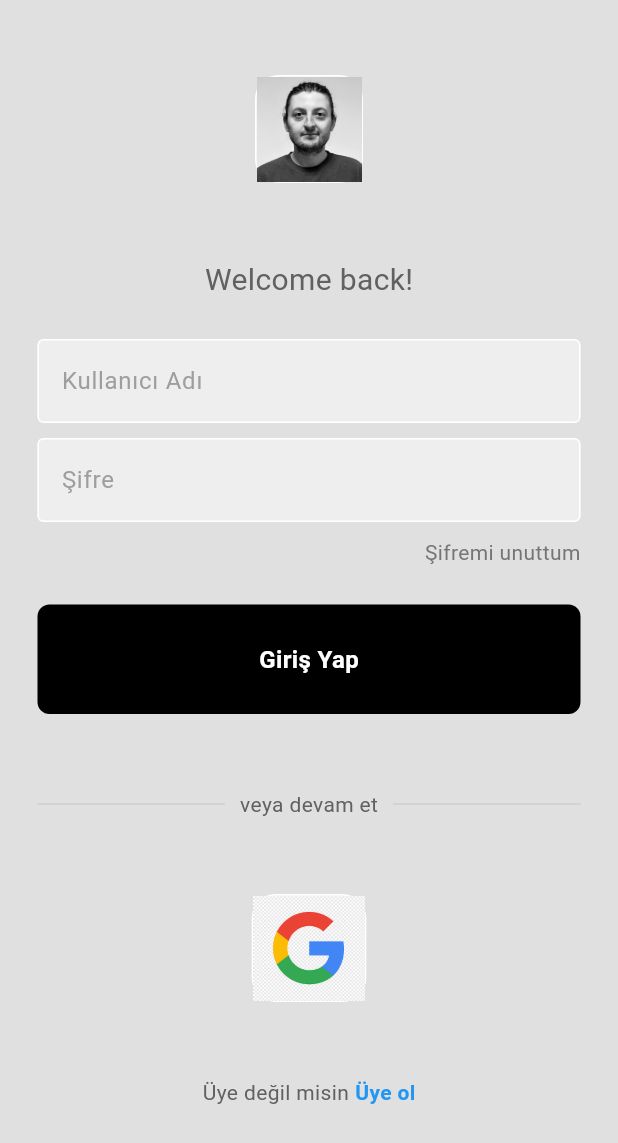
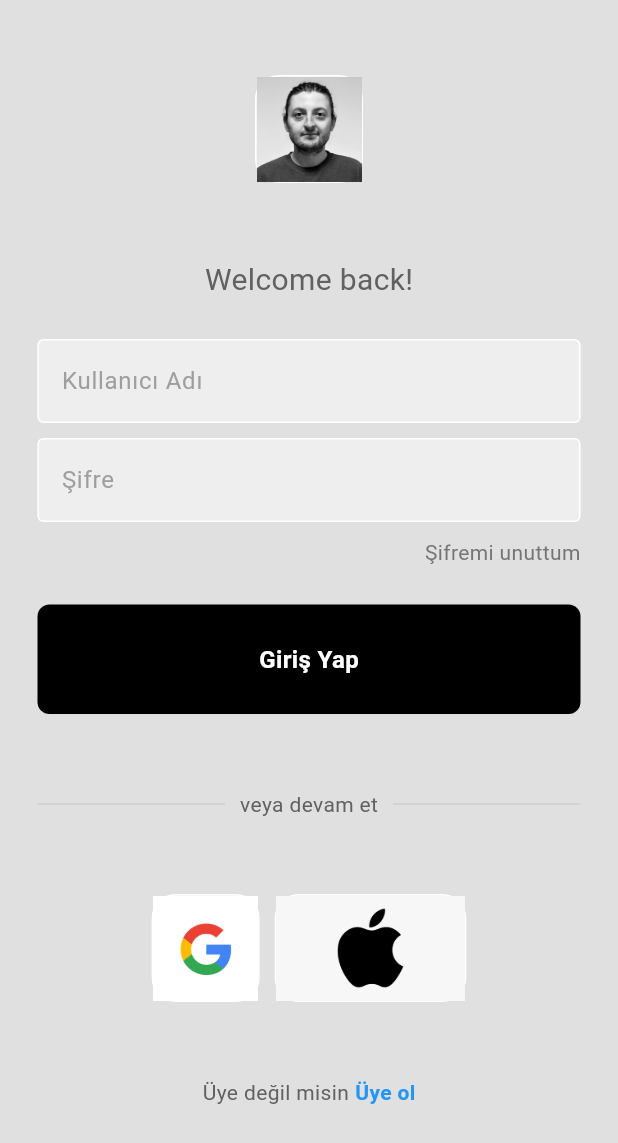
Before and after one commit to Sametgncc/notesApp_front-end, a Flutter app: the LoginPage screen opened directly, on a phone screen of 412 x 824 dp. Shown: the top 1143 px of the screen. Run offline on Flutter 3.47's test engine with Material 3 defaults, Android fonts, the phone set to English and light mode, and no system bars.

Commit message:
bunukullanın
her şey yerinde

```diff
--- a/lib/pages/loginpage.dart
+++ b/lib/pages/loginpage.dart
@@ -105,11 +105,13 @@ class LoginPage extends StatelessWidget {
               ),
               const SizedBox(height: 50),
 
-              // Google ile oturum açma
+              // Google ve Apple ile oturum açma
               Row(
                 mainAxisAlignment: MainAxisAlignment.center,
                 children: const [
                   SquareTile(imagePath: 'lib/images/google.png'),
+                  SizedBox(width: 10), // İki buton arasında boşluk bırakmak için
+                  SquareTile(imagePath: 'lib/images/apple.png'),
                 ],
               ),
               const SizedBox(height: 50),
```
Also changed, not shown: lib/images/apple.png (added), lib/images/google.png.
